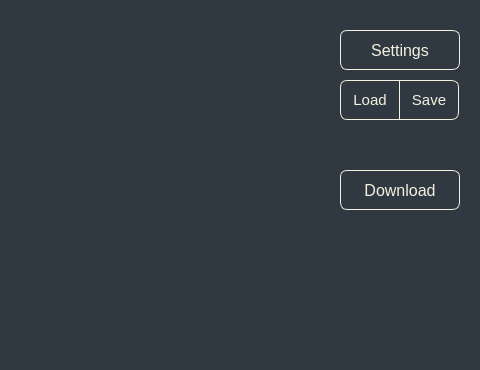
This is KeyBoardSetter/KeyboardSetter/Forms/configform.ui in TabbycatPie/CustomKeyboard as Qt 5 draws it before an edit; both pictures show x 510 to 990 and y 0 to 370 of the 990 by 370 pixel window. The edited form follows.
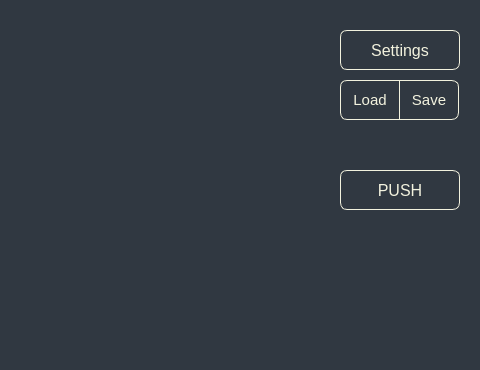
This is the edited form.

Diff of the .ui file:
```diff
--- a/KeyBoardSetter/KeyboardSetter/Forms/configform.ui
+++ b/KeyBoardSetter/KeyboardSetter/Forms/configform.ui
@@ -64,7 +64,7 @@
 </string>
    </property>
    <property name="text">
-    <string>Download</string>
+    <string>PUSH</string>
    </property>
   </widget>
   <widget class="QPushButton" name="btn_save">
```
